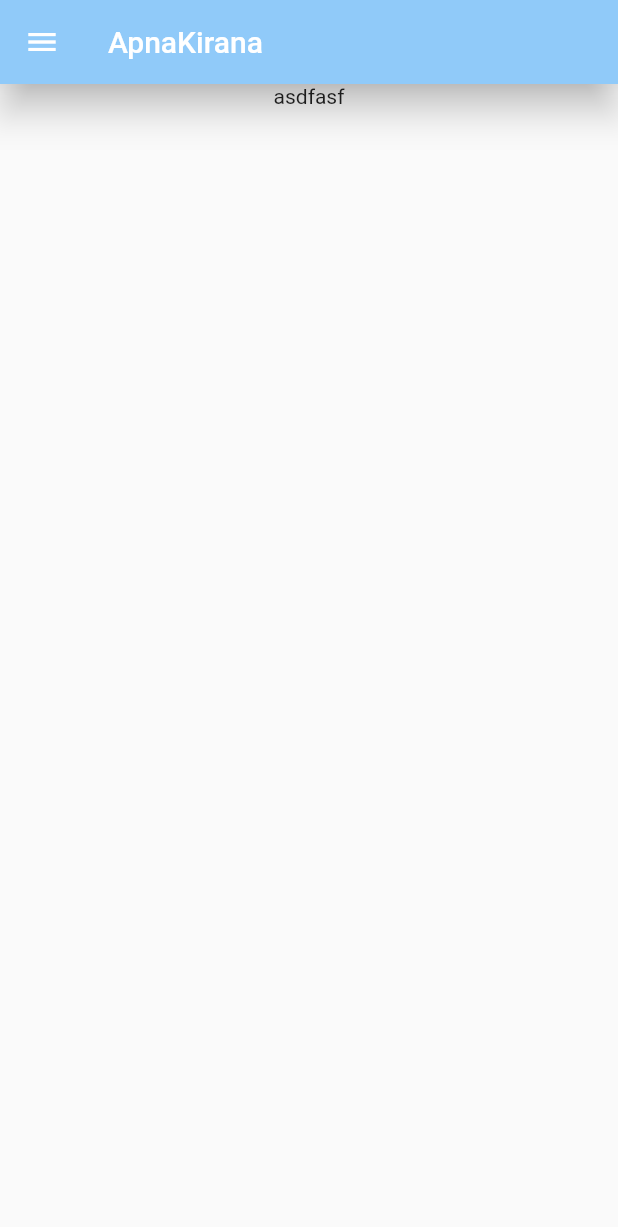
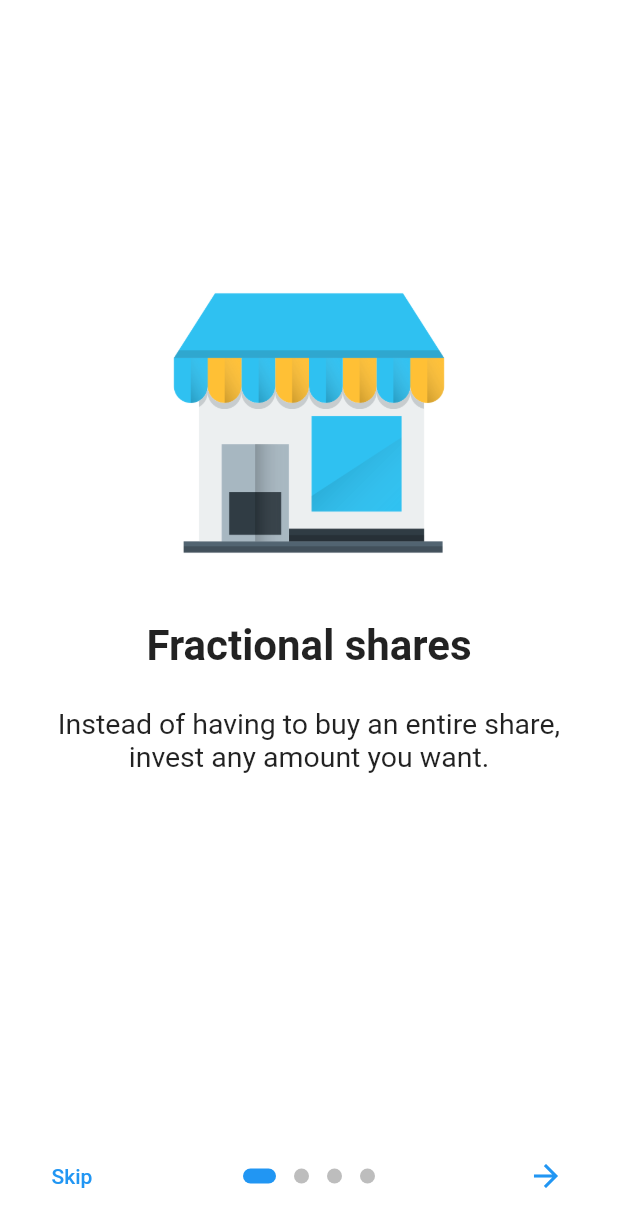
Before and after one commit to HAC-2020/RohitKonge, a Flutter app: the screen it shows after launch, on a phone screen of 412 x 824 dp. Shown: the top 1227 px of the screen. Run offline on Flutter 3.47's test engine with Material 2 defaults, Android fonts, the light colour scheme and no system bars; drawn by our look-alikes of introduction_screen; our stand-ins replace splashscreen.

Commit message:
Added Sample Intro Screens

```diff
--- a/ApnaKirana/lib/Screens/homescreen.dart
+++ b/ApnaKirana/lib/Screens/homescreen.dart
@@ -1,4 +1,5 @@
 import 'package:flutter/material.dart';
+import 'package:introduction_screen/introduction_screen.dart';
 
 class HomeScreen extends StatelessWidget {
   const HomeScreen({Key key}) : super(key: key);
--- /dev/null
+++ b/ApnaKirana/lib/Screens/introscreen.dart
@@ -0,0 +1,129 @@
+import 'package:ApnaKirana/Screens/homescreen.dart';
+import 'package:flutter/material.dart';
+import 'package:flutter/services.dart';
+import 'package:introduction_screen/introduction_screen.dart';
+
+void main() => runApp(IntroScreen());
+
+class IntroScreen extends StatelessWidget {
+  @override
+  Widget build(BuildContext context) {
+    SystemChrome.setSystemUIOverlayStyle(
+      SystemUiOverlayStyle.dark.copyWith(statusBarColor: Colors.transparent),
+    );
+
+    return MaterialApp(
+      title: 'Introduction screen',
+      debugShowCheckedModeBanner: false,
+      theme: ThemeData(primarySwatch: Colors.blue),
+      home: OnBoardingPage(),
+    );
+  }
+}
+
+class OnBoardingPage extends StatefulWidget {
+  @override
+  _OnBoardingPageState createState() => _OnBoardingPageState();
+}
+
+class _OnBoardingPageState extends State<OnBoardingPage> {
+  final introKey = GlobalKey<IntroductionScreenState>();
+
+  void _onIntroEnd(context) {
+    Navigator.of(context).push(
+      MaterialPageRoute(builder: (_) => HomeScreen()),
+    );
+  }
+
+  Widget _buildImage(String assetName) {
+    assetName = 'icons/icon1.png';
+    return Align(
+      child: Image.asset('assets/$assetName', width: 200.0),
+      alignment: Alignment.bottomCenter,
+    );
+  }
+
+  @override
+  Widget build(BuildContext context) {
+    const bodyStyle = TextStyle(fontSize: 19.0);
+    const pageDecoration = const PageDecoration(
+      titleTextStyle: TextStyle(fontSize: 28.0, fontWeight: FontWeight.w700),
+      bodyTextStyle: bodyStyle,
+      descriptionPadding: EdgeInsets.fromLTRB(16.0, 0.0, 16.0, 16.0),
+      pageColor: Colors.white,
+      imagePadding: EdgeInsets.zero,
+    );
+
+    return IntroductionScreen(
+      key: introKey,
+      pages: [
+        PageViewModel(
+          title: "Fractional shares",
+          body:
+              "Instead of having to buy an entire share, invest any amount you want.",
+          image: _buildImage('img1'),
+          decoration: pageDecoration,
+        ),
+        PageViewModel(
+          title: "Learn as you go",
+          body:
+              "Download the Stockpile app and master the market with our mini-lesson.",
+          image: _buildImage('img2'),
+          decoration: pageDecoration,
+        ),
+        PageViewModel(
+          title: "Kids and teens",
+          body:
+              "Kids and teens can track their stocks 24/7 and place trades that you approve.",
+          image: _buildImage('img3'),
+          decoration: pageDecoration,
+        ),
+        PageViewModel(
+          title: "Another title page",
+          body: "Another beautiful body text for this example onboarding",
+          image: _buildImage('img2'),
+          footer: RaisedButton(
+            onPressed: () {
+              introKey.currentState?.animateScroll(0);
+            },
+            child: const Text(
+              'FooButton',
+              style: TextStyle(color: Colors.white),
+            ),
+            color: Colors.lightBlue,
+            shape: RoundedRectangleBorder(
+              borderRadius: BorderRadius.circular(8.0),
+            ),
+          ),
+          decoration: pageDecoration,
+        ),
+      ],
+      onDone: () => _onIntroEnd(context),
+      //onSkip: () => _onIntroEnd(context), // You can override onSkip callback
+      showSkipButton: true,
+      skipFlex: 0,
+      nextFlex: 0,
+      skip: const Text('Skip'),
+      next: const Icon(Icons.arrow_forward),
+      done: const Text('Done', style: TextStyle(fontWeight: FontWeight.w600)),
+      dotsDecorator: const DotsDecorator(
+        size: Size(10.0, 10.0),
+        color: Color(0xFFBDBDBD),
+        activeSize: Size(22.0, 10.0),
+        activeShape: RoundedRectangleBorder(
+          borderRadius: BorderRadius.all(Radius.circular(25.0)),
+        ),
+      ),
+    );
+  }
+}
+
+class HomePage extends StatelessWidget {
+  @override
+  Widget build(BuildContext context) {
+    return Scaffold(
+      appBar: AppBar(title: const Text('Home')),
+      body: const Center(child: Text("This is the screen after Introduction")),
+    );
+  }
+}
--- a/ApnaKirana/lib/Screens/splashscreen.dart
+++ b/ApnaKirana/lib/Screens/splashscreen.dart
@@ -1,4 +1,4 @@
-import 'package:ApnaKirana/Screens/homescreen.dart';
+import 'package:ApnaKirana/Screens/introscreen.dart';
 import 'package:flutter/material.dart';
 import 'package:splashscreen/splashscreen.dart';
 
@@ -16,7 +16,7 @@ class _MySplashScreenState extends State<MySplashScreen> {
       seconds: 5,
       image: Image.asset('assets/icons/icon1.png'),
       photoSize: 80,
-      navigateAfterSeconds: HomeScreen(),
+      navigateAfterSeconds: IntroScreen(),
     );
   }
 }
--- a/ApnaKirana/pubspec.yaml
+++ b/ApnaKirana/pubspec.yaml
@@ -25,6 +25,7 @@ dependencies:
     sdk: flutter
 
   splashscreen: ^1.2.0
+  introduction_screen: ^1.0.7
 
   # The following adds the Cupertino Icons font to your application.
   # Use with the CupertinoIcons class for iOS style icons.
```
Also changed, not shown: ApnaKirana/pubspec.lock.
